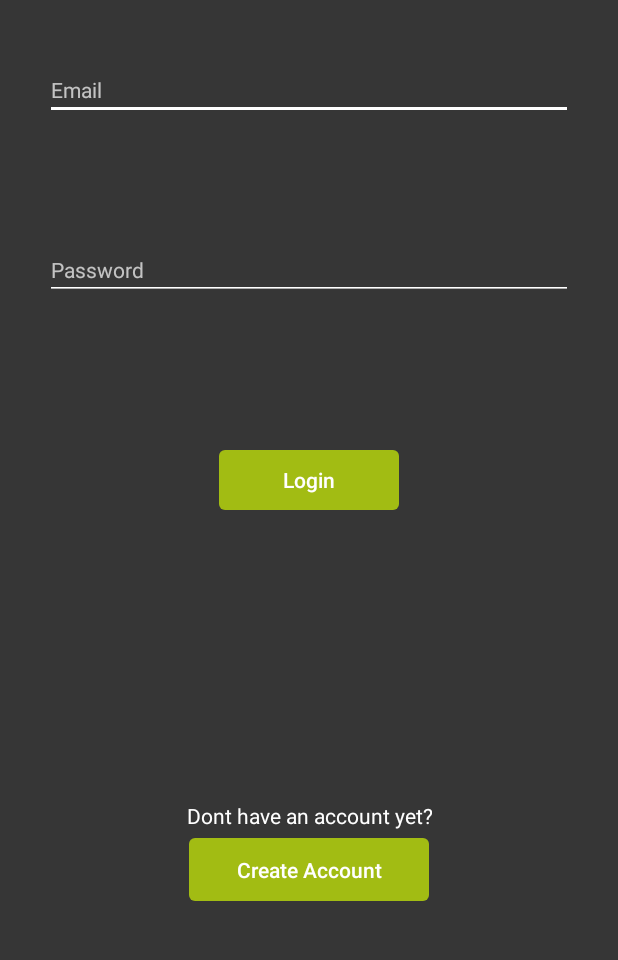
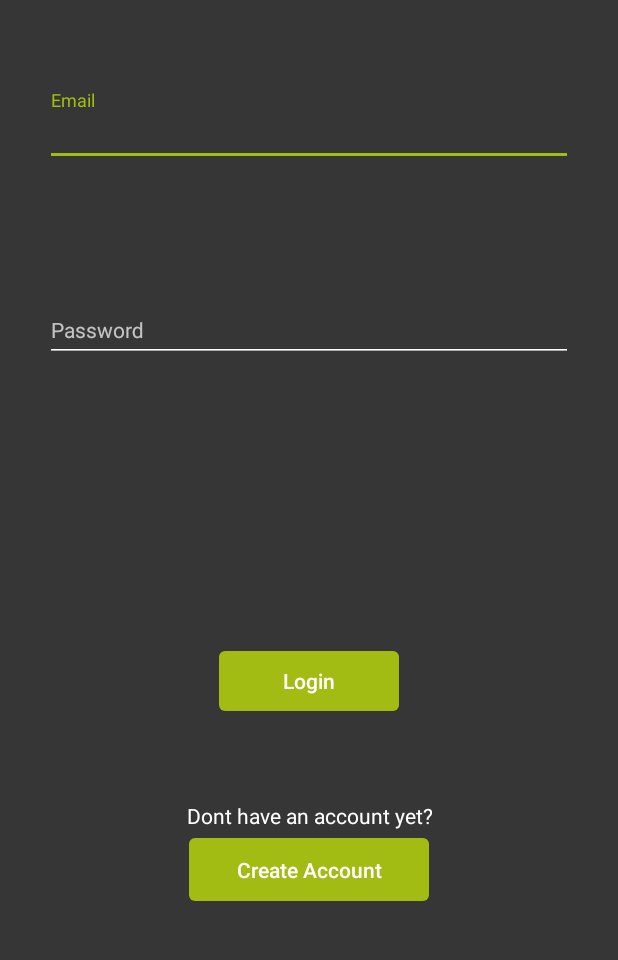
Before and after one commit to dsawyer12/MaddScore, an Android app: the screen it shows after launch (LoginActivity), on a phone screen of 412 x 824 dp, the part 245-1205 px from its top. Run offline under Robolectric (Android 15) with nearby library versions, the phone set to English and light mode, and no system bars; our stand-ins replace Firebase (no records; nobody signed in at launch, a user with empty details on screens opened directly).

Commit message:
updated login activity to make use of TextInputEditText and the corresponding parent layout

```diff
--- a/app/src/main/res/layout/activity_login.xml
+++ b/app/src/main/res/layout/activity_login.xml
@@ -7,64 +7,59 @@
     android:background="@color/PrimaryBackground"
     tools:context=".Other.LoginActivity">
 
-    <LinearLayout
-        android:orientation="vertical"
-        android:layout_width="match_parent"
-        android:layout_height="match_parent">
-
     <TextView
-            android:id="@+id/textView3"
+        android:id="@+id/appTitle"
         android:layout_width="match_parent"
         android:layout_height="wrap_content"
-            android:layout_marginTop="60dp"
+        android:paddingTop="60dp"
+        android:paddingBottom="60dp"
         android:text="@string/app_name"
         android:textAlignment="center"
         android:textColor="@color/colorPrimary"
         android:textSize="32sp" />
 
-        <EditText
+    <LinearLayout
+        android:id="@+id/linear"
+        android:orientation="vertical"
+        android:layout_width="match_parent"
+        android:layout_height="wrap_content"
+        android:layout_marginStart="30dp"
+        android:layout_marginEnd="30dp"
+        android:layout_marginTop="60dp"
+        android:layout_below="@id/appTitle">
+
+        <android.support.design.widget.TextInputLayout
+            android:layout_width="match_parent"
+            android:layout_height="wrap_content" >
+
+            <android.support.design.widget.TextInputEditText
                 android:id="@+id/login_email_field"
                 android:layout_width="match_parent"
                 android:layout_height="wrap_content"
-            android:layout_marginTop="100dp"
-            android:layout_marginStart="30dp"
-            android:layout_marginEnd="30dp"
                 android:backgroundTint="@color/white"
-            android:gravity="center_horizontal"
                 android:hint="@string/login_email"
                 android:inputType="textEmailAddress"
-            android:textAlignment="viewStart"
                 android:textColor="@color/white"
-            android:textSize="14sp"
-            tools:ignore="RtlCompat" />
+                android:textSize="14sp" />
 
-        <EditText
+        </android.support.design.widget.TextInputLayout>
+
+        <android.support.design.widget.TextInputLayout
+            android:layout_width="match_parent"
+            android:layout_height="wrap_content"
+            android:layout_marginTop="80dp" >
+
+            <android.support.design.widget.TextInputEditText
                 android:id="@+id/login_password_field"
                 android:layout_width="match_parent"
                 android:layout_height="wrap_content"
-            android:layout_marginTop="80dp"
-            android:layout_marginStart="30dp"
-            android:layout_marginEnd="30dp"
                 android:backgroundTint="@color/white"
-            android:gravity="center_horizontal"
                 android:hint="@string/login_password"
                 android:inputType="textPassword"
-            android:textAlignment="viewStart"
-            android:textColor="@color/white"
-            android:textSize="14sp"
-            tools:ignore="RtlCompat" />
-
-        <Button
-            android:id="@+id/login_button"
-            android:layout_width="120dp"
-            android:layout_height="40dp"
-            android:layout_gravity="center"
-            android:layout_marginTop="100dp"
-            android:background="@drawable/button_accessory"
-            android:text="@string/login_btn"
-            android:textAllCaps="false"
                 android:textColor="@color/white"
                 android:textSize="14sp" />
+
+        </android.support.design.widget.TextInputLayout>
 
     </LinearLayout>
 
@@ -73,12 +68,24 @@
         style="?android:attr/progressBarStyle"
         android:layout_width="50dp"
         android:layout_height="50dp"
-        android:layout_marginBottom="40dp"
-        android:layout_marginTop="10dp"
-        android:layout_above="@id/no_account_text"
+        android:layout_above="@+id/login_button"
         android:layout_centerHorizontal="true"
         android:visibility="gone"
+        android:layout_marginBottom="70dp"
         android:gravity="center_horizontal" />
+
+    <Button
+        android:id="@+id/login_button"
+        android:layout_width="120dp"
+        android:layout_height="40dp"
+        android:layout_centerHorizontal="true"
+        android:background="@drawable/button_accessory"
+        android:text="@string/login_btn"
+        android:textAllCaps="false"
+        android:layout_above="@id/no_account_text"
+        android:layout_marginBottom="60dp"
+        android:textColor="@color/white"
+        android:textSize="14sp" />
 
     <TextView
         android:id="@+id/no_account_text"
--- a/app/src/main/res/values/strings.xml
+++ b/app/src/main/res/values/strings.xml
@@ -1,11 +1,11 @@
 <resources>
 
     <!--    register string     -->
-    <string name="register_name_hint"><i>Enter your name</i></string>
-    <string name="register_username_hint"><i>Enter a username</i></string>
-    <string name="register_email_hint"><i>Enter a valid email</i></string>
-    <string name="register_password_hint"><i>Enter a password</i></string>
-    <string name="register_phone_number_hint"><i>Enter your phone number</i></string>
+    <string name="register_name_hint"><i>Full Name</i></string>
+    <string name="register_username_hint"><i>Username</i></string>
+    <string name="register_email_hint"><i>Valid Email</i></string>
+    <string name="register_password_hint"><i>Password</i></string>
+    <string name="register_phone_number_hint"><i>Phone Number</i></string>
     <string name="create_account_title">Create your account</string>
     <string name="register_submit_btn">Submit</string>
     <string name="register_login_btn">Already have an account? Login</string>
--- a/build.gradle
+++ b/build.gradle
@@ -7,7 +7,7 @@ buildscript {
         jcenter()
     }
     dependencies {
-        classpath 'com.android.tools.build:gradle:3.5.1'
+        classpath 'com.android.tools.build:gradle:3.5.3'
         classpath 'com.google.gms:google-services:4.0.1'
 
         // NOTE: Do not place your application dependencies here; they belong
```
Lines whose indentation alone changed are shown as unchanged.
